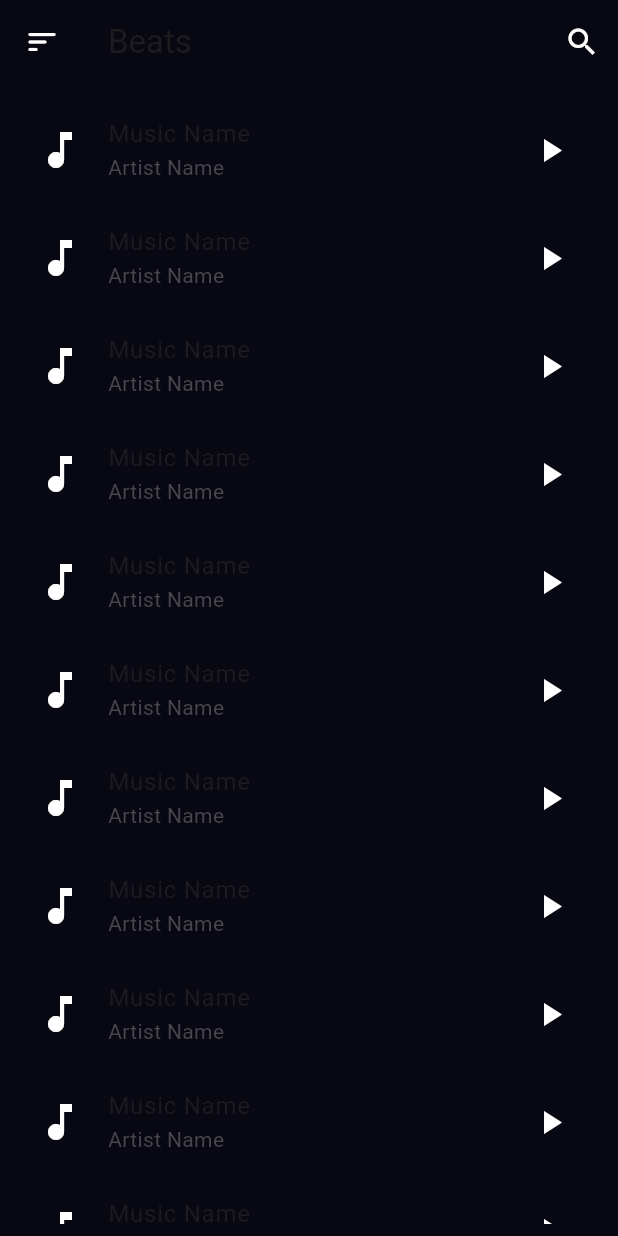
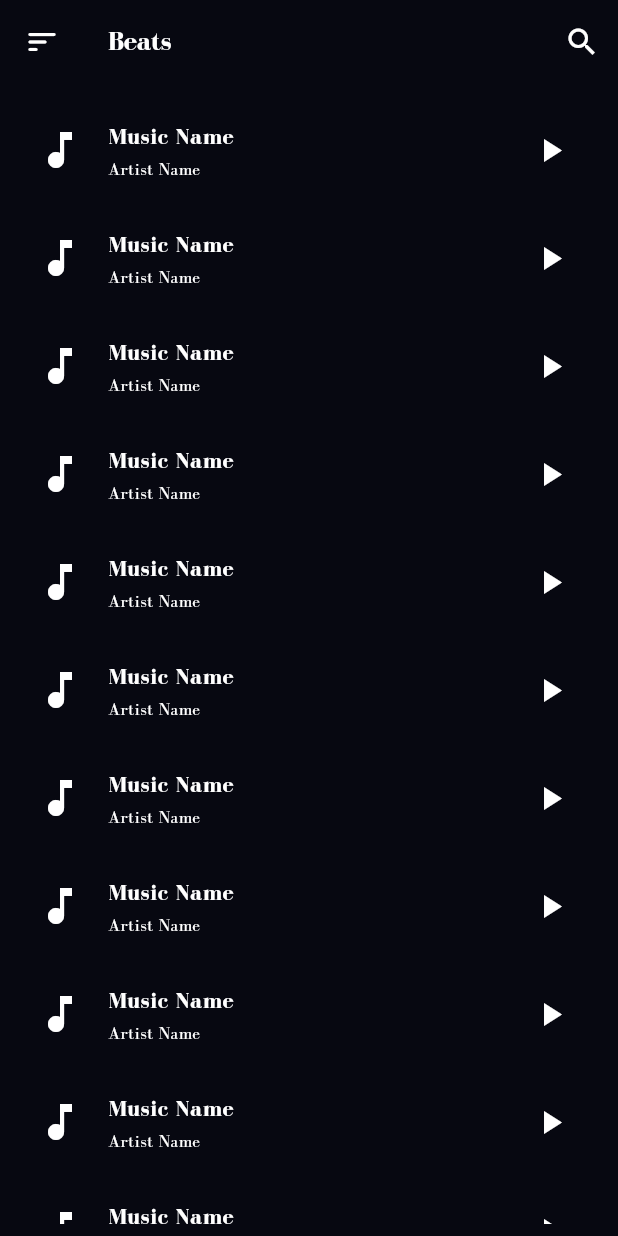
Before and after one commit to zobaer53/Flutter-Music-Player, a Flutter app: the screen it shows after launch, on a phone screen of 412 x 824 dp. Run offline on Flutter 3.47's test engine with Material 3 defaults, Android fonts, the light colour scheme and no system bars.

Commit message:
fix -- bug fixes

```diff
--- a/lib/consts/text_style.dart
+++ b/lib/consts/text_style.dart
@@ -1,12 +1,12 @@
-import 'dart:ui';
 
+import 'package:flutter/material.dart';
 import 'package:flutter_music_player/consts/colors.dart';
 
 const bold = 'bold';
 const regular = 'regular';
 
-myTextStyle({family = 'regular', double? size = 14, color = whiteColor}){
-  TextStyle(
+ myTextStyle({family = 'regular',double? size = 14, color = whiteColor}){
+  return TextStyle(
       fontSize: size,
       color: color,
       fontFamily: family
--- a/lib/views/home.dart
+++ b/lib/views/home.dart
@@ -1,6 +1,6 @@
 import 'package:flutter/material.dart';
 import 'package:flutter_music_player/consts/colors.dart';
-import 'package:flutter_music_player/consts/text_style.dart';
+import '../consts/text_style.dart';
 
 class Home extends StatelessWidget {
   const Home({super.key});
@@ -19,7 +19,6 @@ class Home extends StatelessWidget {
         style: myTextStyle(
           family: bold,
           size: 18,
-          color: whiteColor
         ),),
       ),
       body: Padding(
@@ -33,17 +32,15 @@ class Home extends StatelessWidget {
                 ),
                 child: ListTile(
                   title: Text('Music Name',
-                  strutStyle: myTextStyle(
+                  style: myTextStyle(
                     family: bold,
                     size: 15,
-                      color: whiteColor
                   ),
                   ),
                   subtitle: Text('Artist Name',
-                  strutStyle: myTextStyle(
+                  style: myTextStyle(
                       family:regular,
                       size: 12,
-                    color: whiteColor
                   ),
                 ),
                   leading: Icon(Icons.music_note, color: whiteColor,size: 32,),
```
